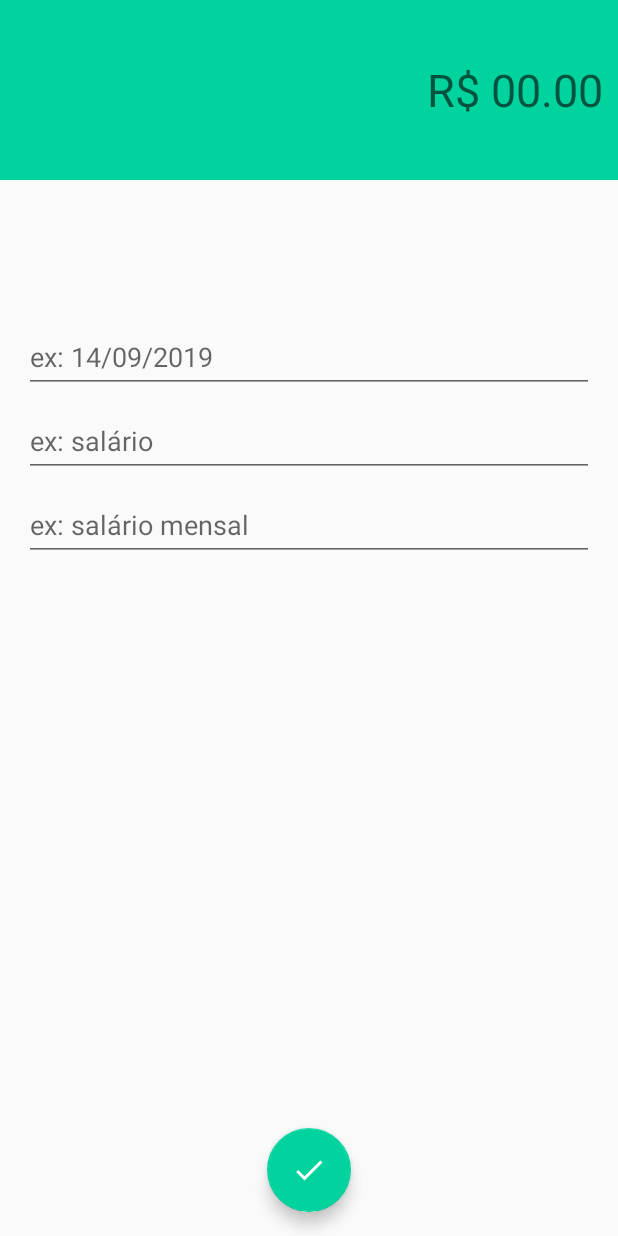
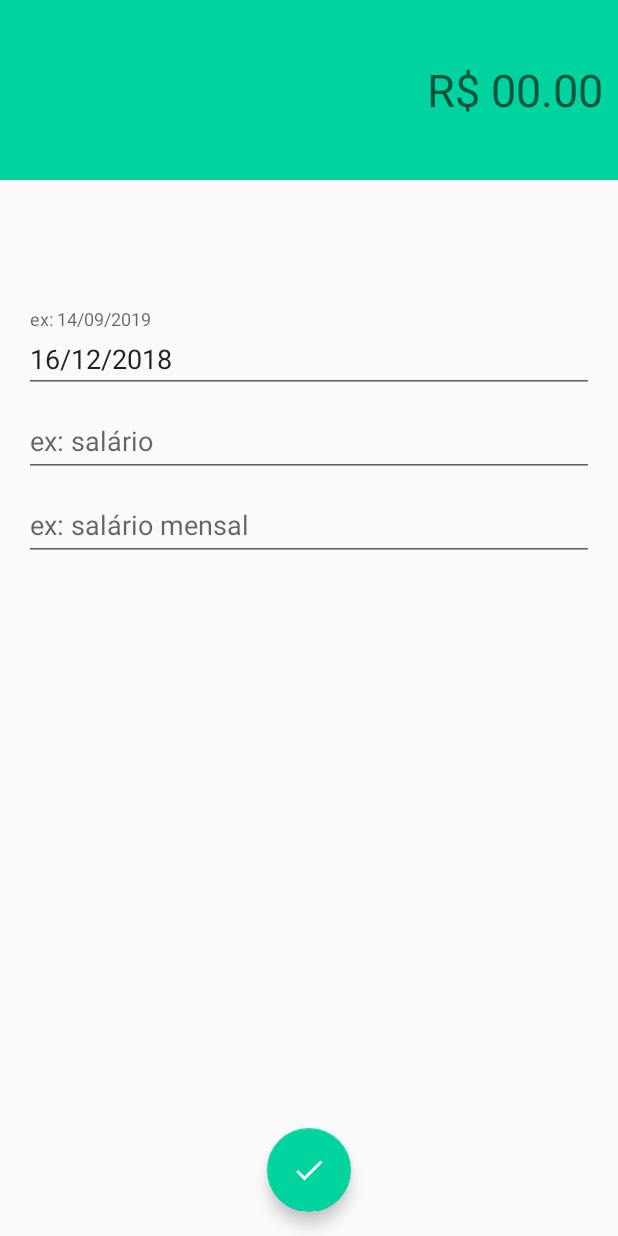
Before and after one commit to fabriciocurvello/DrDespesa, an Android app: the ReceitasActivity screen opened directly, with no data from a screen before it, on a phone screen of 412 x 824 dp. Run offline under Robolectric (Android 15) with nearby library versions, the phone set to English and light mode, and no system bars; our stand-ins replace Firebase (no records; nobody signed in at launch, a user with empty details on screens opened directly); 1 statement that could not run was skipped.

Commit message:
Receita Total atualizando no FirebaseDatabase (nó do Usuário)

```diff
--- a/app/src/main/java/com/example/fabricio/drdespesa/activity/DespesasActivity.java
+++ b/app/src/main/java/com/example/fabricio/drdespesa/activity/DespesasActivity.java
@@ -57,7 +57,7 @@ public class DespesasActivity extends AppCompatActivity {
             movimentacao.setCategoria( etCategoria.getText().toString() );
             movimentacao.setDescricao( etDescricao.getText().toString() );
             movimentacao.setData( etData.getText().toString() );
-            movimentacao.setTipo( "d" ); // d para Despesa, r para Receita
+            movimentacao.setTipo( "r" ); // d para Despesa, r para Receita
 
             //despesaPreenchida é o valor inserido pelo usuário
             //despesaTotal é o valor que já está salvo no FirebaseDatabase
--- a/app/src/main/java/com/example/fabricio/drdespesa/activity/ReceitasActivity.java
+++ b/app/src/main/java/com/example/fabricio/drdespesa/activity/ReceitasActivity.java
@@ -1,15 +1,125 @@
 package com.example.fabricio.drdespesa.activity;
 
+import android.support.annotation.NonNull;
+import android.support.design.widget.TextInputEditText;
 import android.support.v7.app.AppCompatActivity;
 import android.os.Bundle;
+import android.view.View;
+import android.widget.EditText;
+import android.widget.Toast;
 
 import com.example.fabricio.drdespesa.R;
+import com.example.fabricio.drdespesa.model.Movimentacao;
+import com.example.fabricio.drdespesa.model.Usuario;
+import com.example.fabricio.drdespesa.util.ConfiguracaoFirebase;
+import com.example.fabricio.drdespesa.util.DateCustom;
+import com.google.firebase.auth.FirebaseAuth;
+import com.google.firebase.database.DataSnapshot;
+import com.google.firebase.database.DatabaseError;
+import com.google.firebase.database.DatabaseReference;
+import com.google.firebase.database.ValueEventListener;
 
 public class ReceitasActivity extends AppCompatActivity {
+
+    private TextInputEditText etData, etCategoria, etDescricao;
+    private EditText etValor;
+    private Movimentacao movimentacao;
+    private DatabaseReference firebaseRef = ConfiguracaoFirebase.getFirebaseDatabase();
+    private FirebaseAuth autenticacao = ConfiguracaoFirebase.getFirebaseAutenticacao();
+    private double receitaTotal; //Quanto está no DB até então
+    private double receitaPreenchida; //Quanto o usuário está preenchendo como nova receita
+    //private double receitaAtualizada; //Soma da receitaTotal com receitaPreenchida
 
     @Override
     protected void onCreate(Bundle savedInstanceState) {
         super.onCreate(savedInstanceState);
         setContentView(R.layout.activity_receitas);
+
+        etValor = findViewById(R.id.editValorReceitas);
+        etData = findViewById(R.id.editDataReceitas);
+        etCategoria = findViewById(R.id.editCategoriaReceitas);
+        etDescricao = findViewById(R.id.editDescricaoReceitas);
+
+        //Preenchendo etData com a data atual
+        etData.setText( DateCustom.dataAtual() );
+
+        recuperarReceitaTotal();
+    }
+
+    public void salvarReceita(View view) {
+
+        if (validarCampos()) {
+            movimentacao = new Movimentacao();
+            String data = etData.getText().toString();
+            movimentacao.setValor( Double.parseDouble( etValor.getText().toString() ) );
+            movimentacao.setCategoria( etCategoria.getText().toString() );
+            movimentacao.setDescricao( etDescricao.getText().toString() );
+            movimentacao.setData( etData.getText().toString() );
+            movimentacao.setTipo( "d" ); // d para Despesa, r para Receita
+
+            //receitaPreenchida é o valor inserido pelo usuário
+            //receitaTotal é o valor que já está salvo no FirebaseDatabase
+            //receitaAtualizada é o valor da soma da receitaPreenchida com a receitaTotal
+            receitaPreenchida = Double.parseDouble( etValor.getText().toString() );
+            double receitaAtualizada = receitaTotal + receitaPreenchida;
+            atualizarReceita( receitaAtualizada );
+
+            movimentacao.salvarMovimentacaoNoFirebaseDatabase( data );
+        }
+    }
+
+    public boolean validarCampos () {
+
+        String mensagem = "";
+
+        if ( !etValor.getText().toString().isEmpty() ) {
+            if ( !etData.getText().toString().isEmpty()) {
+                if ( !etCategoria.getText().toString().isEmpty() ) {
+                    if ( !etDescricao.getText().toString().isEmpty() ) {
+
+                        Toast.makeText(ReceitasActivity.this, "Dados válidos!",
+                                Toast.LENGTH_SHORT).show();
+
+                        return true;
+                    } else {
+                        mensagem = "Necessário inserir descrição";
+                    }
+                } else {
+                    mensagem = "Necessário inserir categoria";
+                }
+            } else {
+                mensagem = "Necessário inserir data";
+            }
+        } else {
+            mensagem = "Necessário inserir valor";
+        }
+
+        Toast.makeText(ReceitasActivity.this, mensagem,
+                Toast.LENGTH_LONG).show();
+
+        return false;
+    }
+
+    public void recuperarReceitaTotal() {
+
+        DatabaseReference usuarioRef = ConfiguracaoFirebase.getReferenciaFirebaseNoIdUsuario();
+
+        //Criando um ouvinte no nó que contém a despesa total
+        usuarioRef.addValueEventListener(new ValueEventListener() {
+            @Override
+            public void onDataChange(@NonNull DataSnapshot dataSnapshot) {
+                Usuario usuario = dataSnapshot.getValue( Usuario.class );
+                receitaTotal = usuario.getReceitaTotal();
+            }
+
+            @Override
+            public void onCancelled(@NonNull DatabaseError databaseError) {
+            }
+        });
+    }
+
+    public void atualizarReceita(double receita) {
+        DatabaseReference usuarioRef = ConfiguracaoFirebase.getReferenciaFirebaseNoIdUsuario();
+        usuarioRef.child( "receitaTotal" ).setValue(receita);
     }
 }
--- a/app/src/main/res/layout/activity_receitas.xml
+++ b/app/src/main/res/layout/activity_receitas.xml
@@ -19,17 +19,17 @@
         app:layout_constraintTop_toTopOf="parent">
 
         <EditText
-            android:id="@+id/editText"
+            android:id="@+id/editValorReceitas"
             android:layout_width="match_parent"
             android:layout_height="wrap_content"
             android:background="@android:color/transparent"
             android:ems="10"
+            android:gravity="end"
             android:hint="R$ 00.00"
             android:inputType="numberDecimal"
             android:textAlignment="textEnd"
             android:textColor="@android:color/white"
-            android:textSize="30sp"
-            android:gravity="end"/>
+            android:textSize="30sp" />
     </LinearLayout>
 
     <android.support.design.widget.TextInputLayout
@@ -46,6 +46,7 @@
         app:layout_constraintVertical_chainStyle="packed">
 
         <android.support.design.widget.TextInputEditText
+            android:id="@+id/editDataReceitas"
             android:layout_width="match_parent"
             android:layout_height="wrap_content"
             android:hint="ex: 14/09/2019" />
@@ -63,6 +64,7 @@
         app:layout_constraintTop_toBottomOf="@+id/textInputLayout2">
 
         <android.support.design.widget.TextInputEditText
+            android:id="@+id/editCategoriaReceitas"
             android:layout_width="match_parent"
             android:layout_height="wrap_content"
             android:hint="ex: salário" />
@@ -80,24 +82,26 @@
         app:layout_constraintTop_toBottomOf="@+id/textInputLayout">
 
         <android.support.design.widget.TextInputEditText
+            android:id="@+id/editDescricaoReceitas"
             android:layout_width="match_parent"
             android:layout_height="wrap_content"
             android:hint="ex: salário mensal" />
     </android.support.design.widget.TextInputLayout>
 
     <android.support.design.widget.FloatingActionButton
-        android:id="@+id/floatingActionButton"
+        android:id="@+id/fabSalvarReceitas"
         android:layout_width="wrap_content"
         android:layout_height="wrap_content"
+        android:layout_marginStart="8dp"
+        android:layout_marginEnd="8dp"
         android:layout_marginBottom="16dp"
-        android:layout_marginEnd="8dp"
-        android:layout_marginStart="8dp"
         android:clickable="true"
+        android:focusable="true"
         app:layout_constraintBottom_toBottomOf="parent"
         app:layout_constraintEnd_toEndOf="parent"
         app:layout_constraintStart_toStartOf="parent"
         app:srcCompat="@drawable/ic_confirmar_branco_24dp"
-        android:focusable="true" />
+        android:onClick="salvarReceita"/>
 
 
 </android.support.constraint.ConstraintLayout>
```
